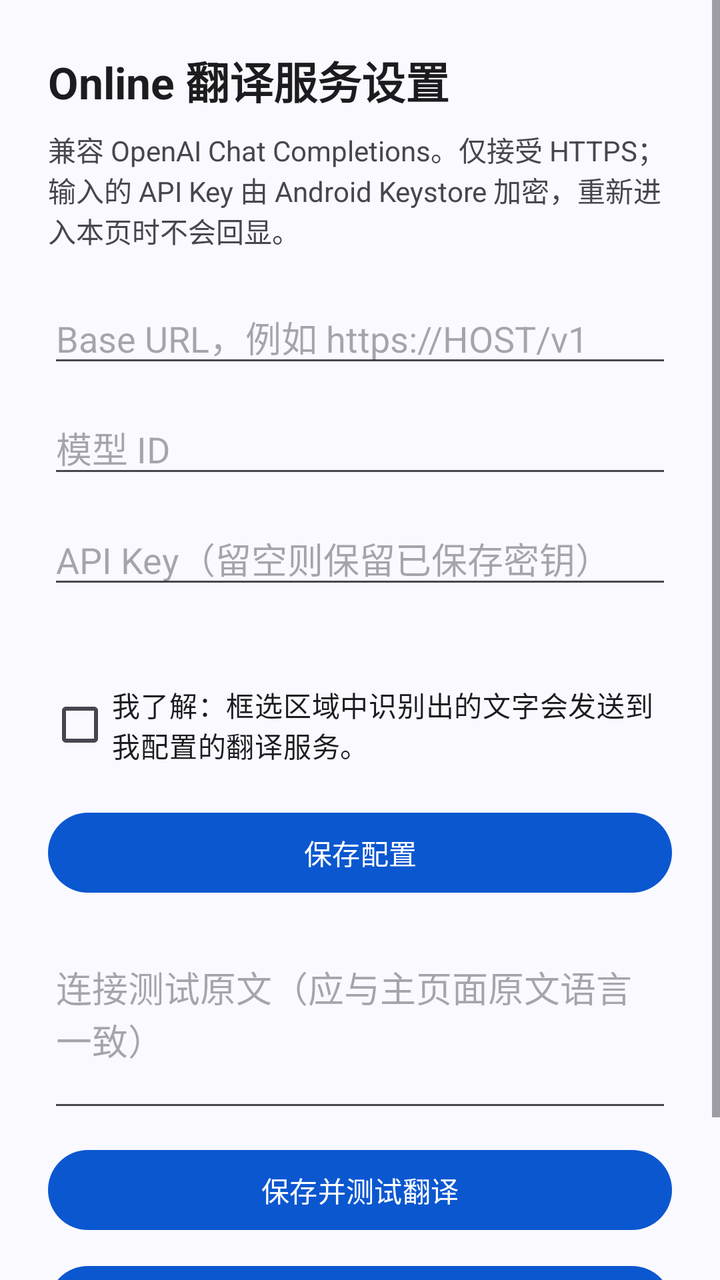
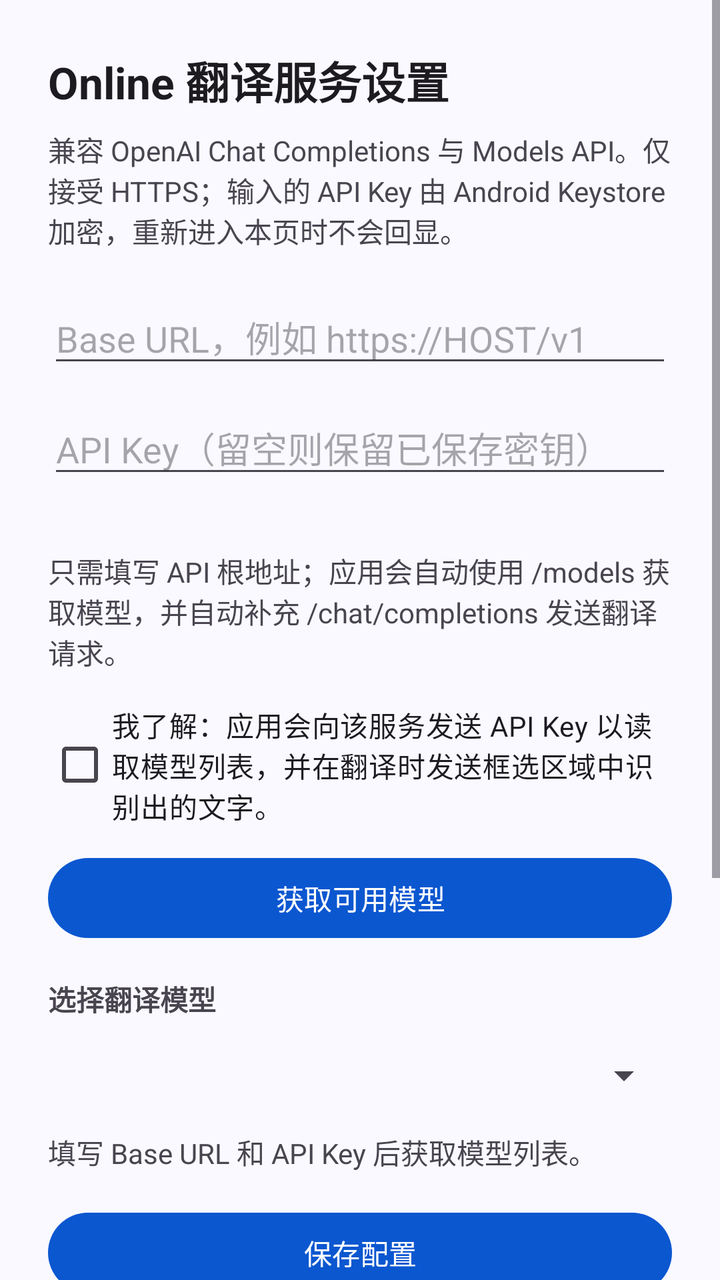

An Android layout rendered at two revisions. The XML below is the earlier revision; the diff shows what the commit changed to produce the second picture.
<!-- AndroidManifest.xml: another module's application theme Theme.ScreenTranslation -->
<!-- res/layout/activity_online_settings.xml -->
<?xml version="1.0" encoding="utf-8"?>
<ScrollView xmlns:android="http://schemas.android.com/apk/res/android"
    android:layout_width="match_parent"
    android:layout_height="match_parent"
    android:fillViewport="true">

    <LinearLayout
        android:layout_width="match_parent"
        android:layout_height="wrap_content"
        android:orientation="vertical"
        android:padding="24dp">

        <TextView
            android:layout_width="match_parent"
            android:layout_height="wrap_content"
            android:text="@string/online_settings_title"
            android:textAppearance="?android:attr/textAppearanceLarge"
            android:textStyle="bold" />

        <TextView
            android:layout_width="match_parent"
            android:layout_height="wrap_content"
            android:layout_marginTop="8dp"
            android:text="@string/online_settings_explanation"
            android:textColor="?android:attr/textColorSecondary" />

        <EditText
            android:id="@+id/edit_online_base_url"
            android:layout_width="match_parent"
            android:layout_height="wrap_content"
            android:layout_marginTop="20dp"
            android:hint="@string/online_base_url_hint"
            android:importantForAutofill="no"
            android:inputType="textUri"
            android:maxLines="2" />

        <EditText
            android:id="@+id/edit_online_model_id"
            android:layout_width="match_parent"
            android:layout_height="wrap_content"
            android:layout_marginTop="12dp"
            android:hint="@string/online_model_id_hint"
            android:importantForAutofill="no"
            android:inputType="text"
            android:maxLines="2" />

        <EditText
            android:id="@+id/edit_online_api_key"
            android:layout_width="match_parent"
            android:layout_height="wrap_content"
            android:layout_marginTop="12dp"
            android:autofillHints="password"
            android:hint="@string/online_api_key_hint"
            android:importantForAutofill="no"
            android:inputType="textPassword"
            android:maxLines="1" />

        <TextView
            android:id="@+id/text_online_key_status"
            android:layout_width="match_parent"
            android:layout_height="wrap_content"
            android:layout_marginTop="4dp"
            android:textAppearance="?android:attr/textAppearanceSmall"
            android:textColor="?android:attr/textColorSecondary" />

        <CheckBox
            android:id="@+id/check_online_consent"
            android:layout_width="match_parent"
            android:layout_height="wrap_content"
            android:layout_marginTop="16dp"
            android:text="@string/online_data_flow_consent" />

        <Button
            android:id="@+id/button_online_save"
            android:layout_width="match_parent"
            android:layout_height="wrap_content"
            android:layout_marginTop="16dp"
            android:text="@string/online_save"
            android:textAllCaps="false" />

        <EditText
            android:id="@+id/edit_online_test_text"
            android:layout_width="match_parent"
            android:layout_height="wrap_content"
            android:layout_marginTop="20dp"
            android:gravity="top|start"
            android:hint="@string/online_test_text_hint"
            android:importantForAutofill="no"
            android:inputType="textMultiLine"
            android:minLines="3" />

        <Button
            android:id="@+id/button_online_save_test"
            android:layout_width="match_parent"
            android:layout_height="wrap_content"
            android:layout_marginTop="10dp"
            android:text="@string/online_save_and_test"
            android:textAllCaps="false" />

        <Button
            android:id="@+id/button_online_delete_key"
            android:layout_width="match_parent"
            android:layout_height="wrap_content"
            android:layout_marginTop="10dp"
            android:text="@string/online_delete_key"
            android:textAllCaps="false" />

        <TextView
            android:id="@+id/text_online_result"
            android:layout_width="match_parent"
            android:layout_height="wrap_content"
            android:layout_marginTop="12dp"
            android:accessibilityLiveRegion="polite"
            android:text="@string/online_not_tested"
            android:textIsSelectable="true" />
    </LinearLayout>
</ScrollView>
<!-- resources referenced by this layout -->
<resources>
  <string name="online_api_key_hint">API Key（留空则保留已保存密钥）</string>
  <string name="online_base_url_hint">Base URL，例如 https://HOST/v1</string>
  <string name="online_data_flow_consent">我了解：框选区域中识别出的文字会发送到我配置的翻译服务。</string>
  <string name="online_delete_key">删除已保存密钥</string>
  <string name="online_model_id_hint">模型 ID</string>
  <string name="online_not_tested">尚未运行连接测试</string>
  <string name="online_save">保存配置</string>
  <string name="online_save_and_test">保存并测试翻译</string>
  <string name="online_settings_explanation">兼容 OpenAI Chat Completions。仅接受 HTTPS；输入的 API Key 由 Android Keystore 加密，重新进入本页时不会回显。</string>
  <string name="online_settings_title">Online 翻译服务设置</string>
  <string name="online_test_text_hint">连接测试原文（应与主页面原文语言一致）</string>
  <style name="Theme.ScreenTranslation" parent="Theme.Material3.DayNight.NoActionBar">
          <item name="colorPrimary">@color/screen_primary</item>
          <item name="colorOnPrimary">@color/screen_on_primary</item>
          <item name="colorPrimaryContainer">@color/screen_primary_container</item>
          <item name="colorOnPrimaryContainer">@color/screen_on_primary_container</item>
          <item name="colorSecondary">@color/screen_secondary</item>
          <item name="colorOnSecondary">@color/screen_on_secondary</item>
          <item name="android:colorAccent">@color/screen_primary</item>
          <item name="android:colorBackground">@color/screen_background</item>
          <item name="colorSurface">@color/screen_surface</item>
          <item name="colorOnSurface">@color/screen_on_surface</item>
          <item name="colorOutline">@color/screen_outline</item>
          <item name="android:statusBarColor">@android:color/transparent</item>
          <item name="android:navigationBarColor">@android:color/transparent</item>
          <item name="android:windowLightStatusBar">true</item>
          <item name="android:windowLightNavigationBar">true</item>
          <item name="android:windowNoTitle">true</item>
      </style>
  <color name="screen_primary">#0B57D0</color>
  <color name="screen_on_primary">#FFFFFF</color>
  <color name="screen_primary_container">#D8E2FF</color>
  <color name="screen_on_primary_container">#001A41</color>
  <color name="screen_secondary">#006A67</color>
  <color name="screen_on_secondary">#FFFFFF</color>
  <color name="screen_background">#F9F9FF</color>
  <color name="screen_surface">#F9F9FF</color>
  <color name="screen_on_surface">#191C20</color>
  <color name="screen_outline">#74777F</color>
</resources>

<!-- the commit's change to res/layout/activity_online_settings.xml (unified diff, before → after) -->
@@ -35,16 +35,6 @@
             android:maxLines="2" />
 
         <EditText
-            android:id="@+id/edit_online_model_id"
-            android:layout_width="match_parent"
-            android:layout_height="wrap_content"
-            android:layout_marginTop="12dp"
-            android:hint="@string/online_model_id_hint"
-            android:importantForAutofill="no"
-            android:inputType="text"
-            android:maxLines="2" />
-
-        <EditText
             android:id="@+id/edit_online_api_key"
             android:layout_width="match_parent"
             android:layout_height="wrap_content"
@@ -63,12 +53,55 @@
             android:textAppearance="?android:attr/textAppearanceSmall"
             android:textColor="?android:attr/textColorSecondary" />
 
+        <TextView
+            android:layout_width="match_parent"
+            android:layout_height="wrap_content"
+            android:layout_marginTop="8dp"
+            android:text="@string/online_endpoint_path_help"
+            android:textAppearance="?android:attr/textAppearanceSmall"
+            android:textColor="?android:attr/textColorSecondary" />
+
         <CheckBox
             android:id="@+id/check_online_consent"
             android:layout_width="match_parent"
             android:layout_height="wrap_content"
             android:layout_marginTop="16dp"
             android:text="@string/online_data_flow_consent" />
+
+        <Button
+            android:id="@+id/button_online_fetch_models"
+            android:layout_width="match_parent"
+            android:layout_height="wrap_content"
+            android:layout_marginTop="12dp"
+            android:text="@string/online_fetch_models"
+            android:textAllCaps="false" />
+
+        <TextView
+            android:layout_width="match_parent"
+            android:layout_height="wrap_content"
+            android:layout_marginTop="16dp"
+            android:labelFor="@id/spinner_online_model"
+            android:text="@string/online_model_selection_label"
+            android:textStyle="bold" />
+
+        <Spinner
+            android:id="@+id/spinner_online_model"
+            android:layout_width="match_parent"
+            android:layout_height="wrap_content"
+            android:layout_marginTop="4dp"
+            android:enabled="false"
+            android:minHeight="48dp"
+            android:spinnerMode="dropdown" />
+
+        <TextView
+            android:id="@+id/text_online_model_status"
+            android:layout_width="match_parent"
+            android:layout_height="wrap_content"
+            android:layout_marginTop="4dp"
+            android:accessibilityLiveRegion="polite"
+            android:text="@string/online_models_not_loaded"
+            android:textAppearance="?android:attr/textAppearanceSmall"
+            android:textColor="?android:attr/textColorSecondary" />
 
         <Button
             android:id="@+id/button_online_save"
<!-- resource entries referenced after the edit -->
@@ -2,13 +2,16 @@
 <resources>
   <string name="online_api_key_hint">API Key（留空则保留已保存密钥）</string>
   <string name="online_base_url_hint">Base URL，例如 https://HOST/v1</string>
-  <string name="online_data_flow_consent">我了解：框选区域中识别出的文字会发送到我配置的翻译服务。</string>
+  <string name="online_data_flow_consent">我了解：应用会向该服务发送 API Key 以读取模型列表，并在翻译时发送框选区域中识别出的文字。</string>
   <string name="online_delete_key">删除已保存密钥</string>
-  <string name="online_model_id_hint">模型 ID</string>
+  <string name="online_endpoint_path_help">只需填写 API 根地址；应用会自动使用 /models 获取模型，并自动补充 /chat/completions 发送翻译请求。</string>
+  <string name="online_fetch_models">获取可用模型</string>
+  <string name="online_model_selection_label">选择翻译模型</string>
+  <string name="online_models_not_loaded">填写 Base URL 和 API Key 后获取模型列表。</string>
   <string name="online_not_tested">尚未运行连接测试</string>
   <string name="online_save">保存配置</string>
   <string name="online_save_and_test">保存并测试翻译</string>
-  <string name="online_settings_explanation">兼容 OpenAI Chat Completions。仅接受 HTTPS；输入的 API Key 由 Android Keystore 加密，重新进入本页时不会回显。</string>
+  <string name="online_settings_explanation">兼容 OpenAI Chat Completions 与 Models API。仅接受 HTTPS；输入的 API Key 由 Android Keystore 加密，重新进入本页时不会回显。</string>
   <string name="online_settings_title">Online 翻译服务设置</string>
   <string name="online_test_text_hint">连接测试原文（应与主页面原文语言一致）</string>
   <style name="Theme.ScreenTranslation" parent="Theme.Material3.DayNight.NoActionBar">
